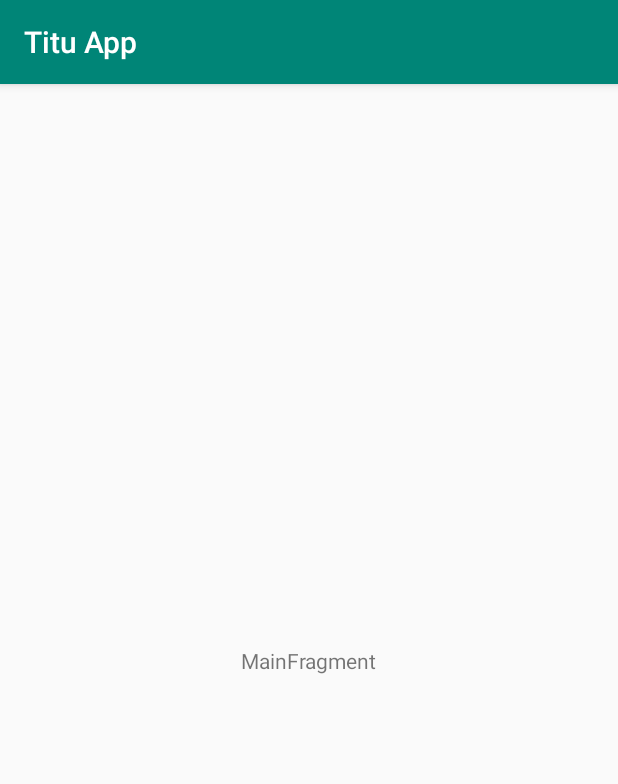
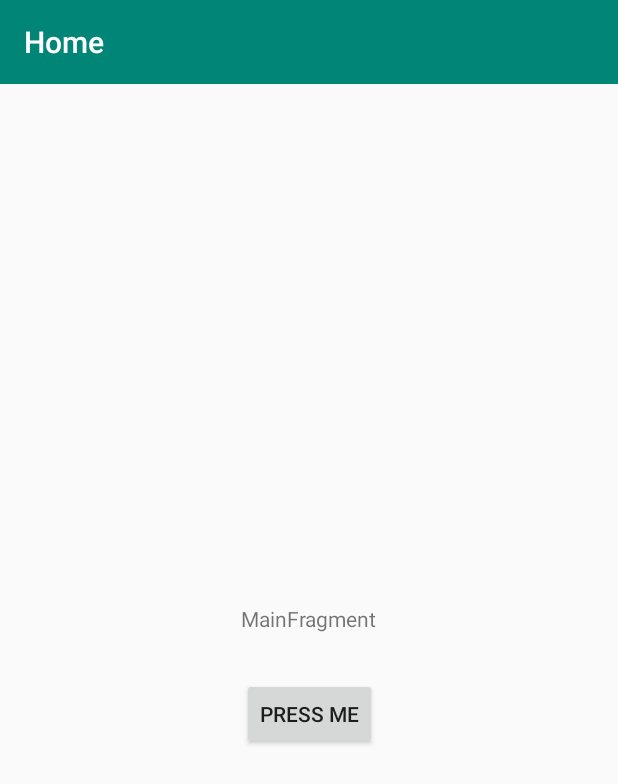
Before and after one commit to ZNickq/titu-app, an Android app: the screen it shows after launch (MainActivity), on a phone screen of 412 x 824 dp. Shown: the top 784 px of the screen. Run offline under Robolectric (Android 15) with nearby library versions, the phone set to English and light mode, and no system bars; our stand-ins replace navigation-ui.

Commit message:
Implement nav graph, appbar and additional functionality

```diff
--- a/app/src/main/java/com/titu/tituapp/MainActivity.kt
+++ b/app/src/main/java/com/titu/tituapp/MainActivity.kt
@@ -2,18 +2,22 @@ package com.titu.tituapp
 
 import androidx.appcompat.app.AppCompatActivity
 import android.os.Bundle
-import com.titu.tituapp.ui.main.MainFragment
+import androidx.appcompat.widget.Toolbar
+import androidx.navigation.findNavController
+import androidx.navigation.ui.AppBarConfiguration
+import androidx.navigation.ui.setupWithNavController
 
 class MainActivity : AppCompatActivity() {
 
     override fun onCreate(savedInstanceState: Bundle?) {
         super.onCreate(savedInstanceState)
         setContentView(R.layout.main_activity)
-        if (savedInstanceState == null) {
-            supportFragmentManager.beginTransaction()
-                .replace(R.id.container, MainFragment.newInstance())
-                .commitNow()
-        }
+
+        val navController = findNavController(R.id.nav_host_fragment)
+        val appBarConfiguration = AppBarConfiguration(navController.graph)
+        findViewById<Toolbar>(R.id.toolbar)
+            .setupWithNavController(navController, appBarConfiguration)
+
     }
 
 }
--- a/app/src/main/java/com/titu/tituapp/ui/main/MainFragment.kt
+++ b/app/src/main/java/com/titu/tituapp/ui/main/MainFragment.kt
@@ -1,18 +1,16 @@
 package com.titu.tituapp.ui.main
 
-import androidx.lifecycle.ViewModelProviders
 import android.os.Bundle
 import androidx.fragment.app.Fragment
 import android.view.LayoutInflater
 import android.view.View
 import android.view.ViewGroup
+import androidx.navigation.fragment.findNavController
 import com.titu.tituapp.R
+import com.titu.tituapp.ui.main.vm.MainViewModel
+import kotlinx.android.synthetic.main.main_fragment.*;
 
 class MainFragment : Fragment() {
-
-    companion object {
-        fun newInstance() = MainFragment()
-    }
 
     private lateinit var viewModel: MainViewModel
 
@@ -25,8 +23,11 @@ class MainFragment : Fragment() {
 
     override fun onActivityCreated(savedInstanceState: Bundle?) {
         super.onActivityCreated(savedInstanceState)
-        viewModel = ViewModelProviders.of(this).get(MainViewModel::class.java)
-        // TODO: Use the ViewModel
+        viewModel = MainViewModel()
+
+        pressMe.setOnClickListener {
+            findNavController().navigate(R.id.open_movie_details)
+        }
     }
 
 }
--- a/app/src/main/java/com/titu/tituapp/ui/main/MainViewModel.kt
+++ /dev/null
@@ -1,7 +0,0 @@
-package com.titu.tituapp.ui.main
-
-import androidx.lifecycle.ViewModel
-
-class MainViewModel : ViewModel() {
-    // TODO: Implement the ViewModel
-}
--- /dev/null
+++ b/app/src/main/java/com/titu/tituapp/ui/main/vm/MainViewModel.kt
@@ -0,0 +1,8 @@
+package com.titu.tituapp.ui.main.vm
+
+class MainViewModel {
+
+    init {
+        print("New object here!")
+    }
+}
--- a/app/src/main/res/layout/main_activity.xml
+++ b/app/src/main/res/layout/main_activity.xml
@@ -1,7 +1,34 @@
 <?xml version="1.0" encoding="utf-8"?>
-<FrameLayout xmlns:android="http://schemas.android.com/apk/res/android"
+<androidx.constraintlayout.widget.ConstraintLayout xmlns:android="http://schemas.android.com/apk/res/android"
+    xmlns:app="http://schemas.android.com/apk/res-auto"
     xmlns:tools="http://schemas.android.com/tools"
-    android:id="@+id/container"
     android:layout_width="match_parent"
     android:layout_height="match_parent"
-    tools:context=".MainActivity" />
+    tools:context=".MainActivity">
+
+    <androidx.appcompat.widget.Toolbar
+        android:id="@+id/toolbar"
+        android:layout_width="fill_parent"
+        android:layout_height="wrap_content"
+        android:theme="@style/ToolbarTheme"
+        app:layout_constraintStart_toStartOf="parent"
+        app:layout_constraintEnd_toEndOf="parent"
+        app:layout_constraintTop_toTopOf="parent"
+        android:background="@color/colorPrimary"
+        tools:layout_editor_absoluteY="0dp" />
+
+    <fragment
+        android:id="@+id/nav_host_fragment"
+        android:name="androidx.navigation.fragment.NavHostFragment"
+        android:layout_width="0dp"
+        android:layout_height="0dp"
+        app:defaultNavHost="true"
+        app:layout_constraintBottom_toBottomOf="parent"
+        app:layout_constraintLeft_toLeftOf="parent"
+        app:layout_constraintRight_toRightOf="parent"
+
+        app:layout_constraintTop_toTopOf="parent"
+        app:navGraph="@navigation/nav_graph" />
+
+
+</androidx.constraintlayout.widget.ConstraintLayout>
--- a/app/src/main/res/layout/main_fragment.xml
+++ b/app/src/main/res/layout/main_fragment.xml
@@ -17,4 +17,15 @@
         app:layout_constraintStart_toStartOf="parent"
         app:layout_constraintTop_toTopOf="parent" />
 
+    <Button
+        android:id="@+id/pressMe"
+        android:layout_width="wrap_content"
+        android:layout_height="wrap_content"
+        android:layout_marginTop="30dp"
+        app:layout_constraintTop_toBottomOf="@+id/message"
+        android:text="Press me"
+        app:layout_constraintEnd_toEndOf="parent"
+        app:layout_constraintHorizontal_bias="0.5"
+        app:layout_constraintStart_toStartOf="parent" />
+
 </androidx.constraintlayout.widget.ConstraintLayout>
--- /dev/null
+++ b/app/src/main/res/navigation/nav_graph.xml
@@ -0,0 +1,25 @@
+<?xml version="1.0" encoding="utf-8"?>
+<navigation xmlns:android="http://schemas.android.com/apk/res/android"
+    xmlns:app="http://schemas.android.com/apk/res-auto"
+    xmlns:tools="http://schemas.android.com/tools"
+    android:id="@+id/nav_graph"
+    android:label="Home"
+    app:startDestination="@id/mainFragment">
+
+    <fragment
+        android:id="@+id/mainFragment"
+        android:name="com.titu.tituapp.ui.main.MainFragment"
+        android:label="Home"
+        tools:layout="@layout/main_fragment">
+        <action
+            android:id="@+id/open_movie_details"
+            app:destination="@id/movieDetails"
+            app:enterAnim="@anim/nav_default_enter_anim"
+            app:exitAnim="@anim/nav_default_exit_anim" />
+    </fragment>
+    <fragment
+        android:id="@+id/movieDetails"
+        android:name="com.titu.tituapp.ui.main.MovieDetailsFragment"
+        android:label="Movie Details"
+        tools:layout="@layout/fragment_movie_details" />
+</navigation>
--- a/app/src/main/res/values/strings.xml
+++ b/app/src/main/res/values/strings.xml
@@ -1,3 +1,6 @@
 <resources>
     <string name="app_name">Titu App</string>
+
+    <!-- TODO: Remove or change this placeholder text -->
+    <string name="hello_blank_fragment">Hello blank fragment</string>
 </resources>
--- a/app/src/main/res/values/styles.xml
+++ b/app/src/main/res/values/styles.xml
@@ -1,11 +1,27 @@
 <resources>
 
     <!-- Base application theme. -->
-    <style name="AppTheme" parent="Theme.AppCompat.Light.DarkActionBar">
+    <style name="AppTheme" parent="Theme.AppCompat.Light.NoActionBar">
         <!-- Customize your theme here. -->
         <item name="colorPrimary">@color/colorPrimary</item>
         <item name="colorPrimaryDark">@color/colorPrimaryDark</item>
         <item name="colorAccent">@color/colorAccent</item>
     </style>
 
+    <style name="ToolbarTheme" parent="@style/ThemeOverlay.AppCompat.Dark.ActionBar">
+        <!-- android:textColorPrimary is the color of the title text in the Toolbar  -->
+        <item name="android:textColorPrimary">#FFFFFF</item>
+        <!-- actionMenuTextColor is the color of the text of action (menu) items  -->
+        <item name="actionMenuTextColor">@android:color/holo_green_light</item>
+        <!-- Tints the input fields like checkboxes and text fields -->
+        <item name="colorAccent">@color/colorAccent</item>
+
+        <!-- Enable these below if you want clicking icons to trigger a ripple effect -->
+        <!--
+        <item name="selectableItemBackground">?android:selectableItemBackground</item>
+        <item name="selectableItemBackgroundBorderless">?android:selectableItemBackground</item>
+        -->
+    </style>
+
+
 </resources>
```
Also changed, not shown: app/build.gradle (+12 -0 lines), app/src/main/java/com/titu/tituapp/ui/main/MovieDetailsFragment.kt (added, +26 -0 lines), app/src/main/java/com/titu/tituapp/ui/main/vm/SecondViewModel.kt (added, +8 -0 lines), app/src/main/res/layout/fragment_movie_details.xml (added, +14 -0 lines), 3 other files.
